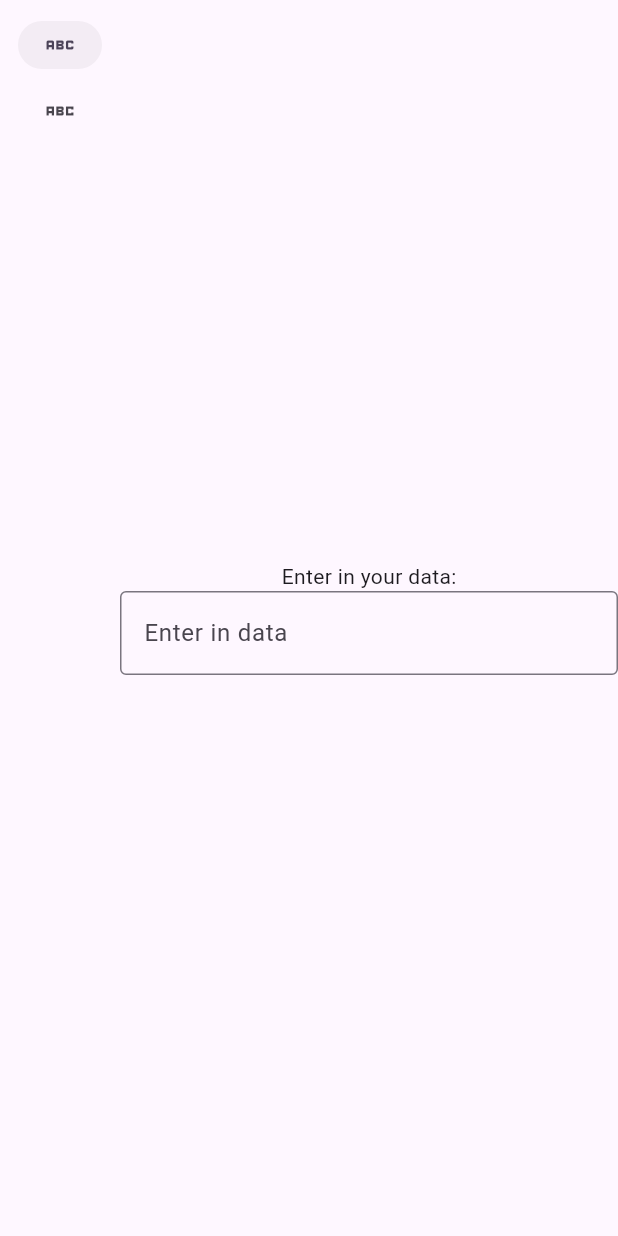
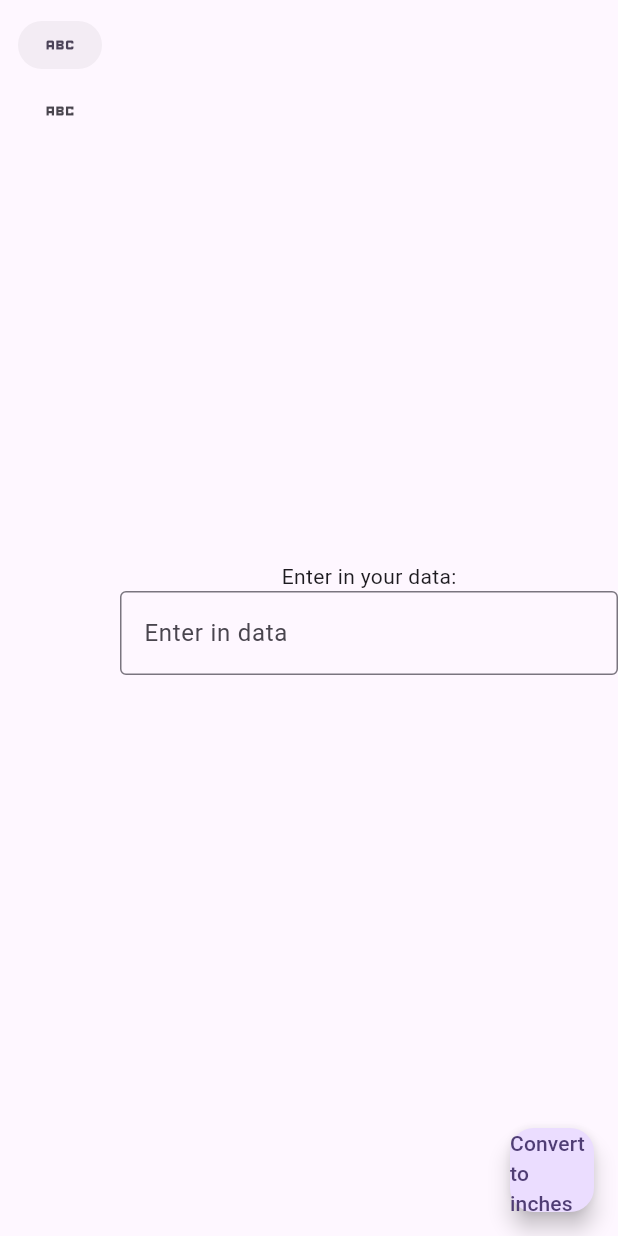
Before and after one commit to RohanNethala/unitconverter, a Flutter app: the screen it shows after launch, on a phone screen of 412 x 824 dp. Run offline on Flutter 3.47's test engine with Material 3 defaults, Android fonts, the phone set to English and light mode, and no system bars.

Commit message:
Added conversion of ft to inches

```diff
--- a/unitconverter/lib/main.dart
+++ b/unitconverter/lib/main.dart
@@ -78,10 +78,21 @@ class _MyHomePageState extends State<MyHomePage> {
               border: OutlineInputBorder(),
               hintText: "Enter in data",
               fillColor: Color.fromARGB(11, 232, 10, 10)
-            )
+            ),
+            controller: myController,
           ),
         ],)))
-      ],)
+      ],),
+      floatingActionButton: FloatingActionButton(
+        child: Text("Convert to inches"),
+        onPressed: (){
+        showDialog(context: context, builder: (context) {
+          return AlertDialog(
+            content: Text((int.parse(myController.text) * 12).toString()),
+          );
+        });
+
+      }),
     );
   }
 }
```
